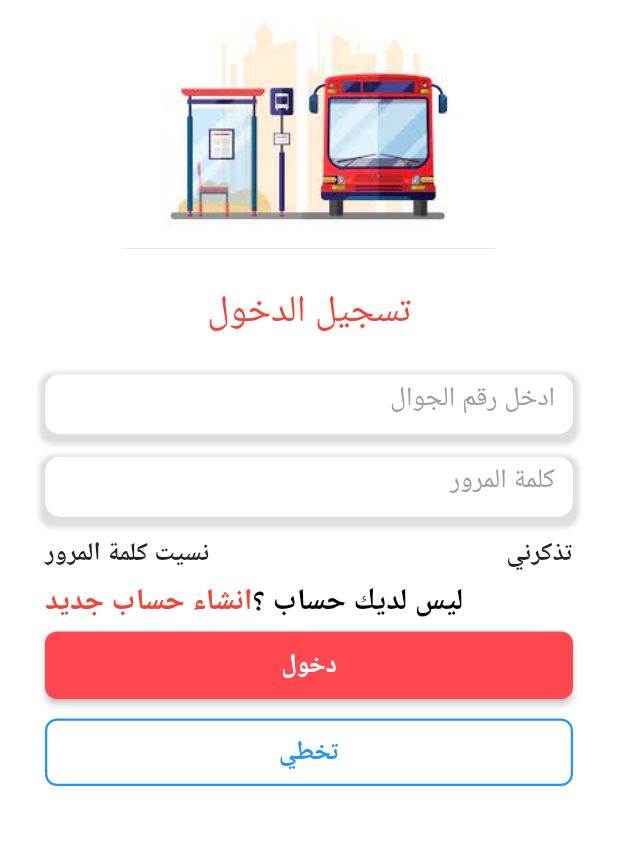
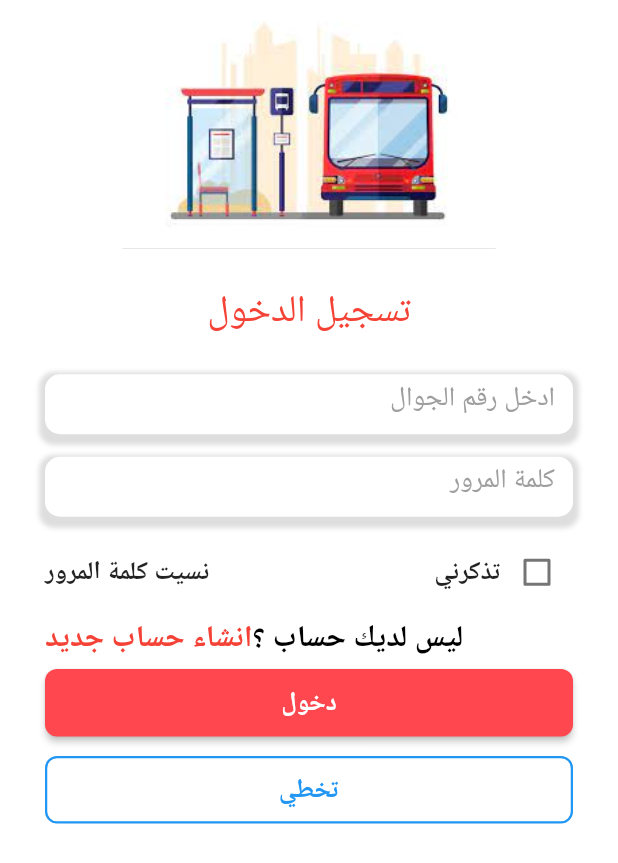
Before and after one commit to Ezzadeenmurad/travels, a Flutter app: the LoginScreen screen opened directly, on a phone screen of 412 x 824 dp. Shown: the top 863 px of the screen. Run offline on Flutter 3.47's test engine with Material 2 defaults, Android fonts, the phone set to English and light mode, and no system bars; our stand-ins replace country_code_picker, get.

Commit message:
modify check box controller

```diff
--- a/lib/view/login_screen.dart
+++ b/lib/view/login_screen.dart
@@ -9,10 +9,15 @@ import '../widgets/custom_text.dart';
 import '../widgets/custom_text_form.dart';
 import '../widgets/custom_button.dart';
 
-class LoginScreen extends StatelessWidget {
-  const LoginScreen({super.key});
+class LoginScreen extends StatefulWidget {
+  LoginScreen({super.key});
 
-  // final CheckBoxController checkBoxController = Get.find();
+  @override
+  State<LoginScreen> createState() => _LoginScreenState();
+}
+
+class _LoginScreenState extends State<LoginScreen> {
+  final CheckBoxController checkBoxController = Get.find();
 
   @override
   Widget build(BuildContext context) {
@@ -63,17 +68,16 @@ class LoginScreen extends StatelessWidget {
                         Row(
                           children: [
                             customText18(text: "تذكرني"),
-                            // Obx(
-                            //   () =>
-                            //  Checkbox(
-                            // checkColor: Colors.white,
-                            // activeColor: Colors.red,
-                            // value: checkBoxController.isRemember.value,
-                            // onChanged: (value) {
-                            // checkBoxController.isRememberCheck(value);
-                            //   },
-                            // ),
-                            // ),
+                            Obx(
+                              () => Checkbox(
+                                checkColor: Colors.white,
+                                activeColor: Colors.red,
+                                value: checkBoxController.isRemember.value,
+                                onChanged: (value) {
+                                  checkBoxController.isRememberCheck(value);
+                                },
+                              ),
+                            ),
                           ],
                         ),
                       ],
```
